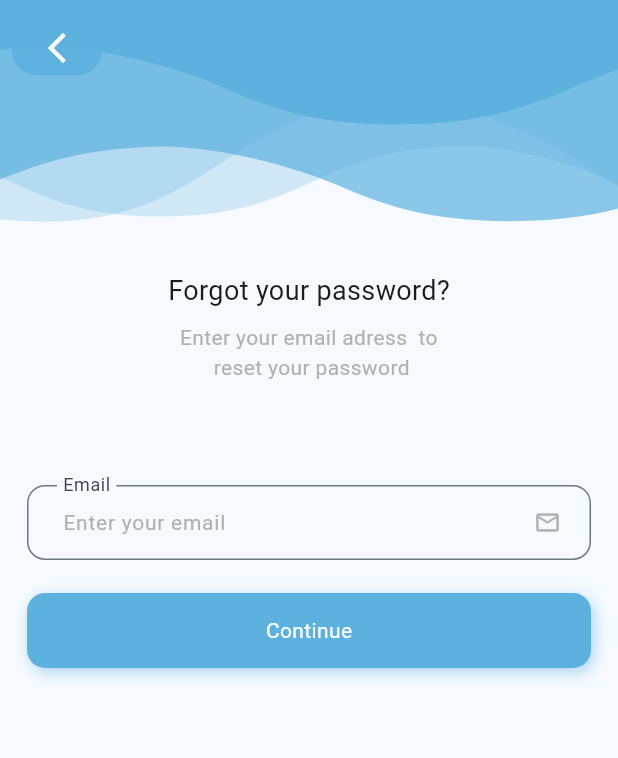
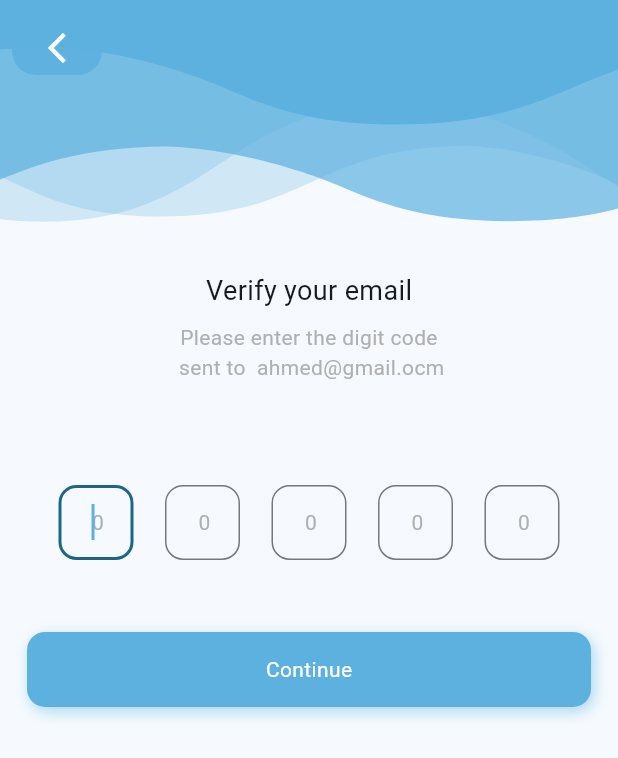
Before and after one commit to ahmedhamdi11/E-Commerce_app, a Flutter app: the ForgetPasswordScreen screen opened by its route, after a tap on "Continue", on a phone screen of 412 x 824 dp. Shown: the top 758 px of the screen. Run offline on Flutter 3.47's test engine with Material 2 defaults, Android fonts, the phone set to English and light mode, and no system bars; our stand-ins replace get, lottie, shared_preferences, smooth_page_indicator; accounts and stored records are empty; Roboto replaces fonts that are missing (Jannah).

Commit message:
otp screen done

```diff
--- /dev/null
+++ b/lib/controllers/auth_controllers/forget_password_controller.dart
@@ -0,0 +1,8 @@
+import 'package:ecommerce_app/core/utils/app_router.dart';
+import 'package:get/get.dart';
+
+class ForgetPasswordController extends GetxController {
+  void gotToOtpScreen() {
+    Get.toNamed(AppRouter.otpScreenRoute);
+  }
+}
--- /dev/null
+++ b/lib/controllers/auth_controllers/otp_controller.dart
@@ -0,0 +1,58 @@
+import 'package:flutter/material.dart';
+import 'package:get/get.dart';
+
+class OtpController extends GetxController {
+  // fields controllers
+  late List<TextEditingController> controllers;
+
+  late GlobalKey<FormState> formKey; // form key
+
+  // validate mode
+  AutovalidateMode autovalidateMode = AutovalidateMode.disabled;
+
+  late String otpCode; // otp code
+
+// form fields validator
+  String? otpFormValidator(val) {
+    if (val!.isEmpty) {
+      return '';
+    } else {
+      return null;
+    }
+  }
+
+  // on form fields changes
+  onOtpFormFieldsChanges(String val, int i, BuildContext context) {
+    if (val.length == 1) {
+      FocusScope.of(context).nextFocus();
+    } else if (val.isEmpty && i > 0) {
+      FocusScope.of(context).previousFocus();
+    }
+    otpCode = controllers.map((e) => e.text).join();
+  }
+
+  // verify the otp code
+  void verifyCode() {
+    if (formKey.currentState!.validate()) {
+      Get.defaultDialog(content: Text('otp code is : $otpCode'));
+    } else {
+      autovalidateMode = AutovalidateMode.always;
+      update();
+    }
+  }
+
+  @override
+  void onInit() {
+    controllers = List.generate(5, (index) => TextEditingController());
+    formKey = GlobalKey<FormState>();
+    super.onInit();
+  }
+
+  @override
+  void dispose() {
+    for (int i = 0; i < controllers.length; i++) {
+      controllers[i].dispose();
+    }
+    super.dispose();
+  }
+}
--- a/lib/core/localization/translations.dart
+++ b/lib/core/localization/translations.dart
@@ -48,6 +48,8 @@ class AppTranslations extends Translations {
               'قم بالتسجيل باستخدام \n بريدك الإلكتروني وكلمة المرور لتبدأ',
           'eter_your_email_to_reset_password':
               'أدخل عنوان بريدك الإلكتروني \n لإعادة تعيين كلمة السر الخاصة بك',
+          'verify_your_email': 'قم بتأكيد بريدك الألكتروني',
+          'otp_body_text': 'الرجاء إدخال الكود \n المرسل إلي',
         },
 
         // english translations
@@ -96,6 +98,8 @@ class AppTranslations extends Translations {
           'signup_2': 'Sign up with your email and passowrd \n to get started',
           'eter_your_email_to_reset_password':
               'Enter your email adress  to \n reset your password',
+          'verify_your_email': 'Verify your email',
+          'otp_body_text': 'Please enter the digit code \n sent to ',
         },
       };
 }
--- a/lib/core/shared/widgets/default_text_field.dart
+++ b/lib/core/shared/widgets/default_text_field.dart
@@ -1,6 +1,7 @@
 import 'package:ecommerce_app/core/utils/constants/app_colors.dart';
 import 'package:ecommerce_app/core/utils/styles.dart';
 import 'package:flutter/material.dart';
+import 'package:flutter/services.dart';
 
 class DefaultTextField extends StatelessWidget {
   const DefaultTextField({
@@ -13,6 +14,9 @@ class DefaultTextField extends StatelessWidget {
     this.keyboardType,
     this.isPassword = false,
     this.autofocus = false,
+    this.inputFormatters,
+    this.autovalidateMode,
+    this.controller,
   });
   final Widget? suffix;
   final String? hint;
@@ -22,27 +26,36 @@ class DefaultTextField extends StatelessWidget {
   final TextInputType? keyboardType;
   final bool isPassword;
   final bool autofocus;
+  final List<TextInputFormatter>? inputFormatters;
+  final AutovalidateMode? autovalidateMode;
+  final TextEditingController? controller;
   @override
   Widget build(BuildContext context) {
     return TextFormField(
+      controller: controller,
+      autovalidateMode: autovalidateMode,
       validator: validator,
       onChanged: onChanged,
       keyboardType: keyboardType,
       cursorColor: AppColors.primaryColor,
       obscureText: isPassword,
       autofocus: autofocus,
+      inputFormatters: inputFormatters,
       decoration: InputDecoration(
         isDense: true,
         contentPadding:
-            const EdgeInsets.symmetric(horizontal: 20.0, vertical: 13.0),
+            const EdgeInsets.symmetric(horizontal: 18.0, vertical: 13.0),
         border: OutlineInputBorder(
           borderRadius: BorderRadius.circular(12.0),
         ),
-        suffixIcon: Padding(
-          padding: const EdgeInsets.symmetric(horizontal: 20.0),
-          child: suffix,
-        ),
-        suffixIconConstraints: const BoxConstraints(maxHeight: 42),
+        suffixIcon: suffix != null
+            ? Padding(
+                padding: const EdgeInsets.symmetric(horizontal: 20.0),
+                child: suffix,
+              )
+            : null,
+        suffixIconConstraints:
+            suffix != null ? const BoxConstraints(maxHeight: 42) : null,
         hintText: hint,
         hintStyle: Styles.bodyGrey14,
         labelText: labelText,
--- a/lib/core/utils/app_router.dart
+++ b/lib/core/utils/app_router.dart
@@ -1,4 +1,5 @@
 import 'package:ecommerce_app/views/screens/auth/forget_password_screen.dart';
+import 'package:ecommerce_app/views/screens/auth/otp_screen.dart';
 import 'package:get/get_navigation/src/routes/get_route.dart';
 import 'package:get/get_navigation/src/routes/transitions_type.dart';
 
@@ -11,6 +12,7 @@ abstract class AppRouter {
   static const signInScreenRoute = '/signInScreen';
   static const signUpScreenRoute = '/signUpScreen';
   static const forgetPasswordScreenRoute = '/forgetPasswordScreen';
+  static const otpScreenRoute = '/otpScreen';
 
   static List<GetPage<dynamic>> getPages = [
     GetPage(
@@ -32,5 +34,10 @@ abstract class AppRouter {
       page: () => const ForgetPasswordScreen(),
       transition: Transition.rightToLeftWithFade,
     ),
+    GetPage(
+      name: otpScreenRoute,
+      page: () => const OTPScreen(),
+      transition: Transition.rightToLeftWithFade,
+    ),
   ];
 }
--- /dev/null
+++ b/lib/views/screens/auth/otp_screen.dart
@@ -0,0 +1,39 @@
+import 'package:ecommerce_app/core/utils/constants/app_assets.dart';
+import 'package:ecommerce_app/views/widgets/auth_widgets/otp_body.dart';
+import 'package:flutter/material.dart';
+import 'package:lottie/lottie.dart';
+
+import '../../../core/shared/widgets/default_back_button.dart';
+
+class OTPScreen extends StatelessWidget {
+  const OTPScreen({super.key});
+
+  @override
+  Widget build(BuildContext context) {
+    double w = MediaQuery.of(context).size.width;
+    double h = MediaQuery.of(context).size.height;
+    return Scaffold(
+      body: Column(
+        children: [
+          Stack(
+            alignment: Alignment.topLeft,
+            children: [
+              Lottie.asset(
+                AppAssets.waveBackground,
+                width: w,
+                height: h * 0.22,
+                fit: BoxFit.fill,
+              ),
+              const DefaultBackButton(),
+            ],
+          ),
+          const Expanded(
+            child: SingleChildScrollView(
+              child: OTPBody(),
+            ),
+          ),
+        ],
+      ),
+    );
+  }
+}
--- a/lib/views/widgets/auth_widgets/forget_password_form.dart
+++ b/lib/views/widgets/auth_widgets/forget_password_form.dart
@@ -1,3 +1,4 @@
+import 'package:ecommerce_app/controllers/auth_controllers/forget_password_controller.dart';
 import 'package:ecommerce_app/core/utils/constants/app_colors.dart';
 import 'package:ecommerce_app/core/shared/widgets/default_button.dart';
 import 'package:ecommerce_app/core/shared/widgets/default_text_field.dart';
@@ -12,6 +13,8 @@ class ForgetPasswordForm extends StatelessWidget {
 
   @override
   Widget build(BuildContext context) {
+    ForgetPasswordController forgetPasswordController =
+        Get.put(ForgetPasswordController());
     return Padding(
       padding: const EdgeInsets.symmetric(horizontal: 18.0),
       child: Column(
@@ -48,7 +51,7 @@ class ForgetPasswordForm extends StatelessWidget {
 
           // sign in button
           DefaultButton(
-            onTap: () {},
+            onTap: () => forgetPasswordController.gotToOtpScreen(),
             btnText: 'continue'.tr,
           ),
 
--- /dev/null
+++ b/lib/views/widgets/auth_widgets/otp_body.dart
@@ -0,0 +1,58 @@
+import 'package:ecommerce_app/controllers/auth_controllers/otp_controller.dart';
+import 'package:ecommerce_app/core/shared/widgets/default_button.dart';
+import 'package:ecommerce_app/core/utils/styles.dart';
+import 'package:flutter/material.dart';
+import 'package:get/get.dart';
+
+import 'otp_form_fields.dart';
+
+class OTPBody extends StatelessWidget {
+  const OTPBody({
+    super.key,
+  });
+
+  @override
+  Widget build(BuildContext context) {
+    OtpController otpController = Get.put(OtpController());
+    return Padding(
+      padding: const EdgeInsets.symmetric(horizontal: 18.0),
+      child: Column(
+        children: [
+          // otp text title
+          Text(
+            'verify_your_email'.tr,
+            style: Styles.title18,
+          ),
+
+          const SizedBox(height: 8.0),
+
+          // otp text body
+          Text(
+            '${'otp_body_text'.tr} ahmed@gmail.ocm',
+            style: Styles.bodyGrey14,
+            textAlign: TextAlign.center,
+          ),
+
+          const SizedBox(height: 68.0),
+
+          // otp field
+          const OtpFormFields(),
+
+          const SizedBox(height: 48.0),
+
+          // sign in button
+          DefaultButton(
+            onTap: () {
+              otpController.verifyCode();
+            },
+            btnText: 'continue'.tr,
+          ),
+
+          const SizedBox(
+            height: 32.0,
+          ),
+        ],
+      ),
+    );
+  }
+}
--- /dev/null
+++ b/lib/views/widgets/auth_widgets/otp_form_fields.dart
@@ -0,0 +1,43 @@
+import 'package:flutter/material.dart';
+import 'package:flutter/services.dart';
+import 'package:get/get_state_manager/src/simple/get_state.dart';
+
+import '../../../controllers/auth_controllers/otp_controller.dart';
+import '../../../core/shared/widgets/default_text_field.dart';
+
+class OtpFormFields extends StatelessWidget {
+  const OtpFormFields({
+    super.key,
+  });
+  @override
+  Widget build(BuildContext context) {
+    return GetBuilder<OtpController>(
+      builder: (controller) => Form(
+        key: controller.formKey,
+        child: Row(
+          mainAxisAlignment: MainAxisAlignment.spaceEvenly,
+          children: [
+            for (int i = 0; i < controller.controllers.length; i++)
+              SizedBox(
+                width: 50,
+                child: DefaultTextField(
+                  controller: controller.controllers[i],
+                  hint: '0',
+                  keyboardType: TextInputType.number,
+                  autofocus: true,
+                  autovalidateMode: controller.autovalidateMode,
+                  inputFormatters: [
+                    FilteringTextInputFormatter.digitsOnly,
+                    LengthLimitingTextInputFormatter(1),
+                  ],
+                  validator: (val) => controller.otpFormValidator(val),
+                  onChanged: (val) =>
+                      controller.onOtpFormFieldsChanges(val, i, context),
+                ),
+              ),
+          ],
+        ),
+      ),
+    );
+  }
+}
```
